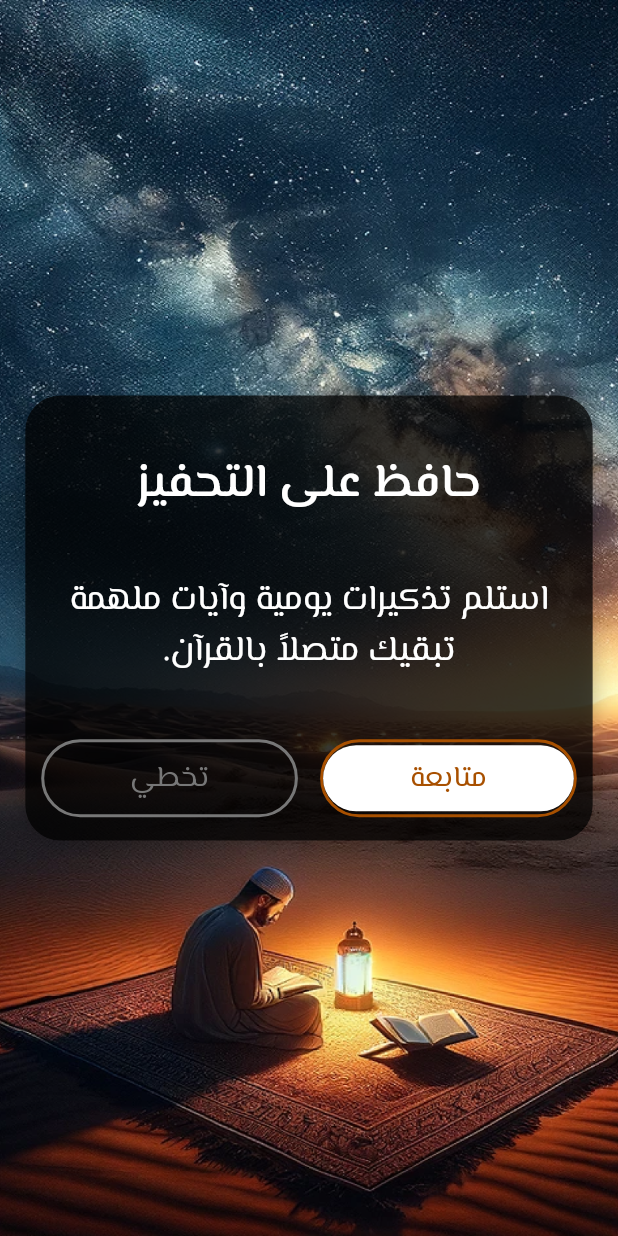
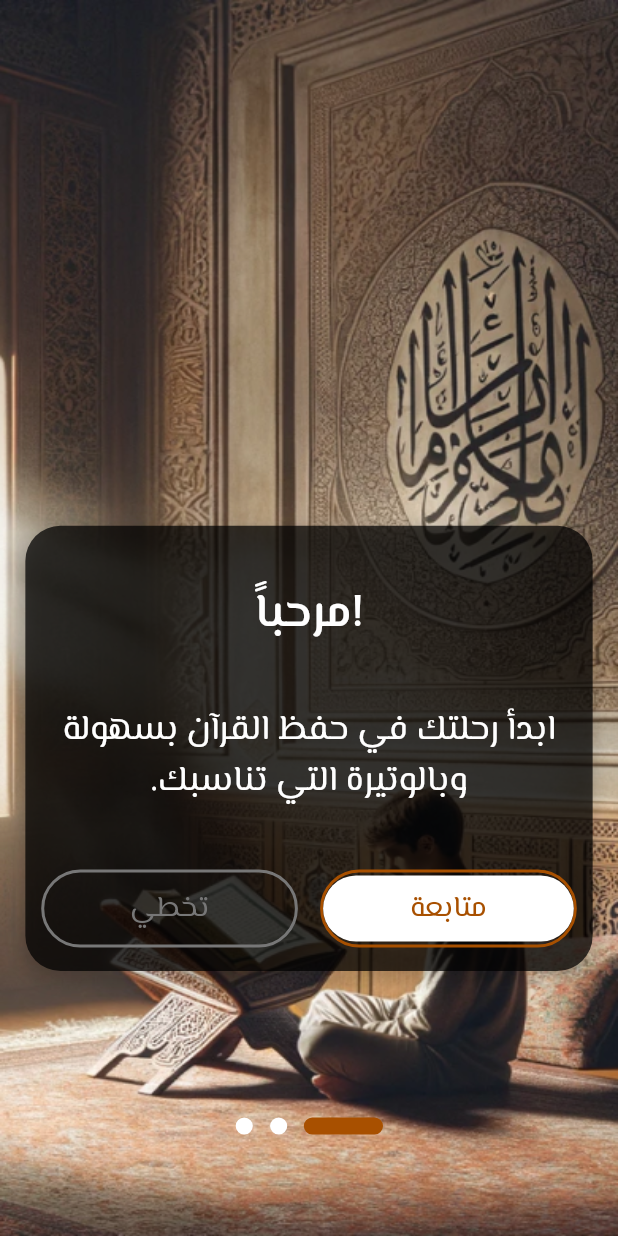
Before and after one commit to Omar20041223/Quran, a Flutter app: the screen it shows after launch, swiped to page 3, on a phone screen of 412 x 824 dp. Run offline on Flutter 3.47's test engine with Material 3 defaults, Android fonts, the phone set to English and light mode, and no system bars; our stand-ins replace flutter_screenutil, go_router, google_fonts.

Commit message:
complete onboarding view and solve error in splash view

```diff
--- /dev/null
+++ b/lib/core/widgets/custom_indicator.dart
@@ -0,0 +1,40 @@
+import 'package:flutter/material.dart';
+import 'package:flutter_screenutil/flutter_screenutil.dart';
+import 'package:quran/core/utils/colors.dart';
+
+class CustomIndicator extends StatelessWidget {
+  final int currentIndex;
+  final int length;
+  final MainAxisAlignment? mainAxisAlignment;
+  final double width;
+  final double height;
+
+  const CustomIndicator(
+      {super.key,
+        required this.currentIndex,
+        required this.length,
+        this.mainAxisAlignment,
+        required this.width,
+        required this.height});
+
+  @override
+  Widget build(BuildContext context) {
+    return Row(
+      mainAxisAlignment: mainAxisAlignment ?? MainAxisAlignment.center,
+      children: List.generate(length, (index) {
+        return Container(
+          margin: EdgeInsets.symmetric(horizontal: 5.w),
+          width: index == currentIndex ? 50.w : width.r,
+          height: height.r,
+          decoration: BoxDecoration(
+            color: index == currentIndex
+                ? AppColors.brown
+                : Colors.white,
+            shape: index == currentIndex ? BoxShape.rectangle : BoxShape.circle,
+            borderRadius: index == currentIndex ? BorderRadius.circular(11.r) : null,
+          ),
+        );
+      }),
+    );
+  }
+}
--- /dev/null
+++ b/lib/features/onboarding/data/models/onboarding_model.dart
@@ -0,0 +1,26 @@
+class OnboardingModel{
+  final String title;
+  final String description;
+  final String image;
+
+  OnboardingModel({required this.title, required this.description, required this.image});
+}
+
+
+List<OnboardingModel> onboardingList = [
+  OnboardingModel(
+    title: 'حافظ على التحفيز',
+    description: 'استلم تذكيرات يومية وآيات ملهمة تبقيك متصلاً بالقرآن.',
+    image: 'assets/images/onboarding1.png',
+  ),
+  OnboardingModel(
+    title: 'خطط مخصصة',
+    description: 'ضع أهدافك الخاصة وتلقَّ تذكيرات مخصصة لتبقى على المسار.',
+    image: 'assets/images/onboarding2.png',
+  ),
+  OnboardingModel(
+    title: 'مرحباً!',
+    description: 'ابدأ رحلتك في حفظ القرآن بسهولة وبالوتيرة التي تناسبك.',
+    image: 'assets/images/onboarding3.png',
+  ),
+];
--- a/lib/features/onboarding/presentation/views/widgets/onboarding_body.dart
+++ b/lib/features/onboarding/presentation/views/widgets/onboarding_body.dart
@@ -1,14 +1,22 @@
 import 'package:flutter/material.dart';
 import 'package:quran/features/onboarding/presentation/views/widgets/onboarding_page_view_item.dart';
 
-import '../../../../../core/widgets/custom_image.dart';
 class OnboardingBody extends StatelessWidget {
   const OnboardingBody({super.key});
 
   @override
   Widget build(BuildContext context) {
-    return PageView.builder(itemBuilder: (context,index){
-      return const OnboardingPageViewItem();
-    });
+    final PageController pageController = PageController();
+
+    return PageView.builder(
+      controller: pageController,
+      itemCount: 3,
+      itemBuilder: (context, index) {
+        return OnboardingPageViewItem(
+          currentIndex: index,
+          pageController: pageController,
+        );
+      },
+    );
   }
 }
--- a/lib/features/onboarding/presentation/views/widgets/onboarding_container.dart
+++ b/lib/features/onboarding/presentation/views/widgets/onboarding_container.dart
@@ -5,8 +5,10 @@ import 'package:quran/features/onboarding/presentation/views/widgets/onboarding_
 import '../../../../../core/utils/styles.dart';
 
 class OnboardingContainer extends StatelessWidget {
-  const OnboardingContainer({super.key});
-
+  const OnboardingContainer({super.key, required this.onPressedContinue, required this.title, required this.description});
+  final Function() onPressedContinue;
+  final String title;
+  final String description;
   @override
   Widget build(BuildContext context) {
     return Container(
@@ -29,7 +31,7 @@ class OnboardingContainer extends StatelessWidget {
         children: [
           38.verticalSpace,
           Text(
-            "حافظ على التحفيز",
+            title,
             style: Styles.textStyle32W600White,
           ),
           39.verticalSpace,
@@ -37,11 +39,11 @@ class OnboardingContainer extends StatelessWidget {
               textDirection: TextDirection.rtl,
               child: Text(
                 textAlign: TextAlign.center,
-                "استلم تذكيرات يومية وآيات ملهمة تبقيك متصلاً بالقرآن.",
+                description,
                 style: Styles.textStyle24W400White,
               )),
           42.verticalSpace,
-          const OnboardingRowButtonsForContainer(),
+          OnboardingRowButtonsForContainer(onPressedContinue: onPressedContinue,),
           16.verticalSpace
         ],
       ),
--- a/lib/features/onboarding/presentation/views/widgets/onboarding_page_view_item.dart
+++ b/lib/features/onboarding/presentation/views/widgets/onboarding_page_view_item.dart
@@ -1,18 +1,42 @@
 import 'package:flutter/material.dart';
+import 'package:flutter_screenutil/flutter_screenutil.dart';
 import 'package:quran/core/widgets/custom_image.dart';
+import 'package:quran/core/widgets/custom_indicator.dart';
+import 'package:quran/features/onboarding/data/models/onboarding_model.dart';
 import 'package:quran/features/onboarding/presentation/views/widgets/onboarding_container.dart';
 
-import '../../../../../core/utils/assets.dart';
 class OnboardingPageViewItem extends StatelessWidget {
-  const OnboardingPageViewItem({super.key});
+  const OnboardingPageViewItem(
+      {super.key, required this.currentIndex, required this.pageController});
+
+  final int currentIndex;
+  final PageController pageController;
 
   @override
   Widget build(BuildContext context) {
-    return const CustomImage(url: Assets.onBoarding1,child: Column(
-      mainAxisAlignment: MainAxisAlignment.center,
-      children: [
-        OnboardingContainer(),
-      ],
-    ),);
+    return CustomImage(
+      url: onboardingList[currentIndex].image,
+      child: Column(
+        children: [
+          359.verticalSpace,
+          OnboardingContainer(
+            onPressedContinue: () {
+              if (currentIndex == 2) {
+                // GoRouter.of(context).push(AppRouter.);
+              } else {
+                pageController.nextPage(
+                  duration: const Duration(milliseconds: 200),
+                  curve: Curves.linearToEaseOut,
+                );
+              }
+            },
+            title: onboardingList[currentIndex].title,
+            description: onboardingList[currentIndex].description,
+          ),
+          100.verticalSpace,
+          CustomIndicator(currentIndex: currentIndex, length: 3, width: 12.w, height: 12.h),
+        ],
+      ),
+    );
   }
 }
--- a/lib/features/onboarding/presentation/views/widgets/onboarding_row_buttons_for_container.dart
+++ b/lib/features/onboarding/presentation/views/widgets/onboarding_row_buttons_for_container.dart
@@ -6,7 +6,8 @@ import 'package:quran/core/widgets/custom_button.dart';
 import '../../../../../core/utils/colors.dart';
 
 class OnboardingRowButtonsForContainer extends StatelessWidget {
-  const OnboardingRowButtonsForContainer({super.key});
+  const OnboardingRowButtonsForContainer({super.key,required this.onPressedContinue});
+  final Function() onPressedContinue;
 
   @override
   Widget build(BuildContext context) {
@@ -21,6 +22,9 @@ class OnboardingRowButtonsForContainer extends StatelessWidget {
               color: AppColors.lightGrey,
             ),
             backgroundColor: Colors.transparent,
+            onPressed: (){
+              // GoRouter.of(context).push(location)
+            },
           ),
         ),
         14.horizontalSpace,
@@ -33,6 +37,7 @@ class OnboardingRowButtonsForContainer extends StatelessWidget {
               color: AppColors.brown,
             ),
             backgroundColor: Colors.white,
+            onPressed: onPressedContinue,
           ),
         ),
       ],
--- a/lib/features/splash/presentation/views/splash_view.dart
+++ b/lib/features/splash/presentation/views/splash_view.dart
@@ -1,9 +1,11 @@
 import 'dart:async';
 
 import 'package:flutter/material.dart';
+import 'package:flutter_screenutil/flutter_screenutil.dart';
 import 'package:go_router/go_router.dart';
 import 'package:quran/core/utils/app_router.dart';
 import 'package:quran/core/widgets/custom_image.dart';
+
 class SplashView extends StatefulWidget {
   const SplashView({super.key});
 
@@ -22,8 +24,13 @@ class _SplashViewState extends State<SplashView> {
 
   @override
   Widget build(BuildContext context) {
-    return const Scaffold(
-      body: CustomImage(url: "assets/images/splash_image.png"),
+    return ClipRRect(
+      borderRadius: BorderRadius.circular(30.r),
+      child: const Scaffold(
+        body: CustomImage(
+          url: "assets/images/splash_image.png",
+        ),
+      ),
     );
   }
 }
--- a/lib/main.dart
+++ b/lib/main.dart
@@ -23,7 +23,7 @@ class MyApp extends StatelessWidget {
           debugShowCheckedModeBanner: false,
           theme: ThemeData(
               textTheme: GoogleFonts.elMessiriTextTheme(),
-              scaffoldBackgroundColor: Colors.white),
+              ),
         );
       },
     );
--- a/pubspec.yaml
+++ b/pubspec.yaml
@@ -38,6 +38,7 @@ dependencies:
   flutter_screenutil: ^5.9.3
   go_router: ^14.4.1
   google_fonts: ^6.2.1
+  smooth_page_indicator: ^1.2.0+3
 
 dev_dependencies:
   flutter_test:
```
Also changed, not shown: pubspec.lock.
